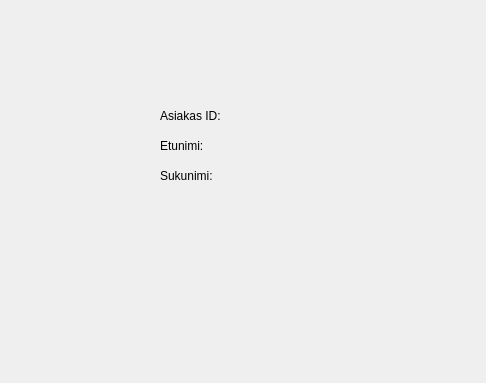
This is bank-automat/customerdata.ui in DeveMike/Software_Development_Application_Project as Qt 5 draws it before an edit. The edited form follows.
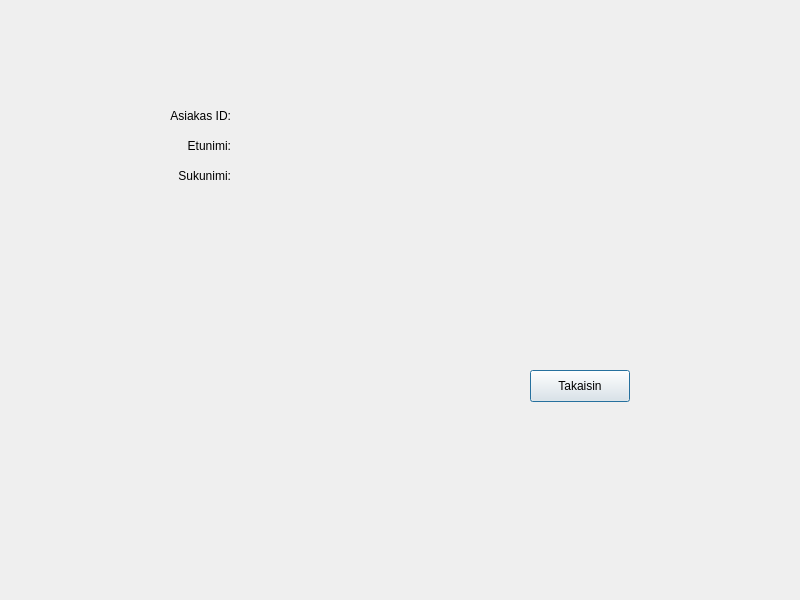
This is the edited form.

What changed in the file:
```diff
--- a/bank-automat/customerdata.ui
+++ b/bank-automat/customerdata.ui
@@ -6,8 +6,8 @@
    <rect>
     <x>0</x>
     <y>0</y>
-    <width>486</width>
-    <height>383</height>
+    <width>800</width>
+    <height>600</height>
    </rect>
   </property>
   <property name="windowTitle">
@@ -16,48 +16,57 @@
   <widget class="QLabel" name="labelData">
    <property name="geometry">
     <rect>
-     <x>160</x>
+     <x>110</x>
      <y>100</y>
-     <width>71</width>
+     <width>121</width>
      <height>31</height>
     </rect>
    </property>
    <property name="text">
-    <string>Asiakas ID: </string>
+    <string>Asiakas ID:</string>
+   </property>
+   <property name="alignment">
+    <set>Qt::AlignmentFlag::AlignRight|Qt::AlignmentFlag::AlignTrailing|Qt::AlignmentFlag::AlignVCenter</set>
    </property>
   </widget>
   <widget class="QLabel" name="labelData_2">
    <property name="geometry">
     <rect>
-     <x>160</x>
+     <x>110</x>
      <y>160</y>
-     <width>71</width>
+     <width>121</width>
      <height>31</height>
     </rect>
    </property>
    <property name="text">
     <string>Sukunimi:</string>
    </property>
+   <property name="alignment">
+    <set>Qt::AlignmentFlag::AlignRight|Qt::AlignmentFlag::AlignTrailing|Qt::AlignmentFlag::AlignVCenter</set>
+   </property>
   </widget>
   <widget class="QLabel" name="labelData_3">
    <property name="geometry">
     <rect>
-     <x>160</x>
+     <x>110</x>
      <y>130</y>
-     <width>71</width>
+     <width>121</width>
      <height>31</height>
     </rect>
    </property>
    <property name="text">
     <string>Etunimi:</string>
    </property>
+   <property name="alignment">
+    <set>Qt::AlignmentFlag::AlignRight|Qt::AlignmentFlag::AlignTrailing|Qt::AlignmentFlag::AlignVCenter</set>
+   </property>
   </widget>
   <widget class="QLabel" name="labelID">
    <property name="geometry">
     <rect>
      <x>240</x>
      <y>100</y>
-     <width>71</width>
+     <width>151</width>
      <height>31</height>
     </rect>
    </property>
@@ -70,7 +79,7 @@
     <rect>
      <x>240</x>
      <y>130</y>
-     <width>71</width>
+     <width>161</width>
      <height>31</height>
     </rect>
    </property>
@@ -83,7 +92,7 @@
     <rect>
      <x>240</x>
      <y>160</y>
-     <width>71</width>
+     <width>151</width>
      <height>31</height>
     </rect>
    </property>
@@ -91,6 +100,19 @@
     <string/>
    </property>
   </widget>
+  <widget class="QPushButton" name="btnBack">
+   <property name="geometry">
+    <rect>
+     <x>530</x>
+     <y>370</y>
+     <width>100</width>
+     <height>32</height>
+    </rect>
+   </property>
+   <property name="text">
+    <string>Takaisin</string>
+   </property>
+  </widget>
  </widget>
  <resources/>
  <connections/>
```
